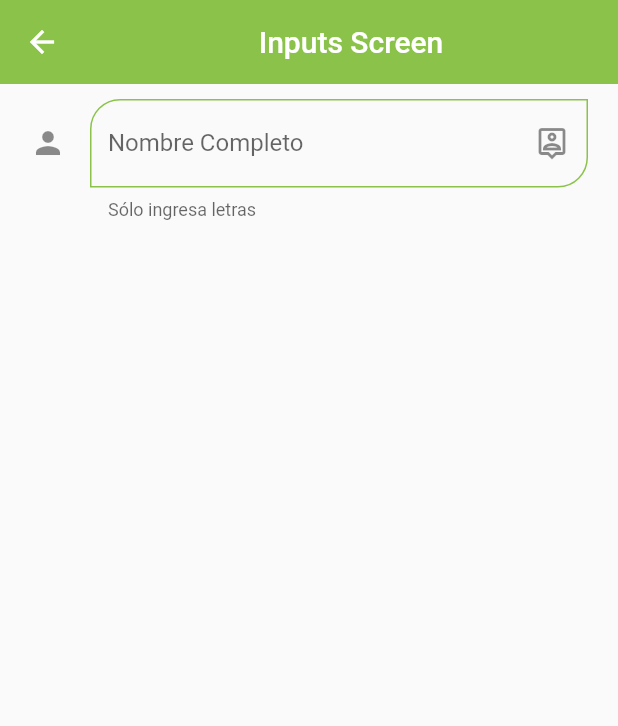
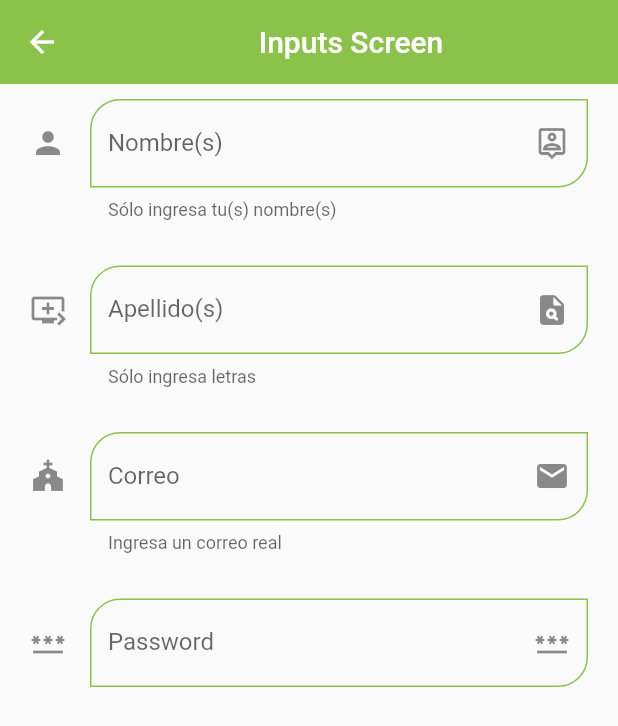
Before and after one commit to esteban1810/Flutter-FH, a Flutter app: the InputsScreen screen opened by its route, on a phone screen of 412 x 824 dp. Shown: the top 726 px of the screen. Run offline on Flutter 3.47's test engine with Material 2 defaults, Android fonts, the phone set to English and light mode, and no system bars.

Commit message:
90. Email y Password fields

```diff
--- a/S6 Componentes de flutter/fl_components/lib/screens/inputs_screen.dart
+++ b/S6 Componentes de flutter/fl_components/lib/screens/inputs_screen.dart
@@ -20,11 +20,44 @@ class InputsScreen extends StatelessWidget {
            child: Column(
             children: const [
               CustomTextField1(
-                hintText: 'Escribe tu nombre',
-                labelText: 'Nombre Completo',
+                hintText: 'Escribe tu(s) nombre(s)',
+                labelText: 'Nombre(s)',
+                helperText: 'Sólo ingresa tu(s) nombre(s)',
+                icon: Icon(Icons.person),
+                suffixIcon: Icon(Icons.person_pin_outlined)),
+
+                SizedBox(height: 30,),
+
+              CustomTextField1(
+                hintText: 'Escribe tu(s) apellido(s)',
+                labelText: 'Apellido(s)',
                 helperText: 'Sólo ingresa letras',
-                icon: Icon(Icons.person),
-                suffixIcon: Icon(Icons.person_pin_outlined))
+                icon: Icon(Icons.queue_play_next_outlined),
+                suffixIcon: Icon(Icons.plagiarism_rounded)),
+
+                SizedBox(height: 30,),
+
+
+              CustomTextField1(
+                hintText: 'Escribe tu correo',
+                labelText: 'Correo',
+                helperText: 'Ingresa un correo real',
+                icon: Icon(Icons.church),
+                textInputType: TextInputType.emailAddress,
+                suffixIcon: Icon(Icons.email)),
+
+                SizedBox(height: 30,),
+
+
+              CustomTextField1(
+                hintText: 'Escribe tu password',
+                labelText: 'Password',
+                // helperText: 'Ingresa ',
+                icon: Icon(Icons.password),
+                obscureText: true,
+                // textInputType: TextInputType.emailAddress,
+                suffixIcon: Icon(Icons.password)),
+
         ]),
          ),
       ),
--- a/S6 Componentes de flutter/fl_components/lib/widgets/custom_textfield1.dart
+++ b/S6 Componentes de flutter/fl_components/lib/widgets/custom_textfield1.dart
@@ -6,9 +6,11 @@ class CustomTextField1 extends StatelessWidget {
   final String? helperText;
   final Icon? icon;
   final Icon? suffixIcon;
+  final TextInputType? textInputType;
+  final bool obscureText;
 
   const CustomTextField1({
-    Key? key, this.hintText, this.labelText, this.helperText, this.icon, this.suffixIcon,
+    Key? key, this.hintText, this.labelText, this.helperText, this.icon, this.suffixIcon, this.textInputType, this.obscureText=false,
   }) : super(key: key);
 
 
@@ -17,6 +19,8 @@ class CustomTextField1 extends StatelessWidget {
     return TextFormField(
       // autofocus: true,
       initialValue: '',
+      keyboardType: textInputType,
+      obscureText: obscureText,
       textCapitalization: TextCapitalization.words,
       onChanged: (text){},
       validator: (text){
```
